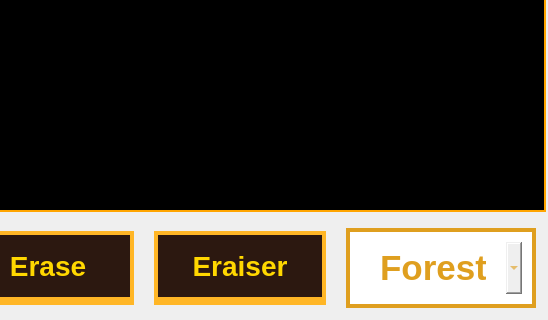
Before: the Qt Designer form editor/editor.ui in Nicoezg/Duck-Game-Remake, drawn with Qt 5; both pictures show x 636 to 1184 and y 262 to 582 of the 1184 by 582 pixel window.
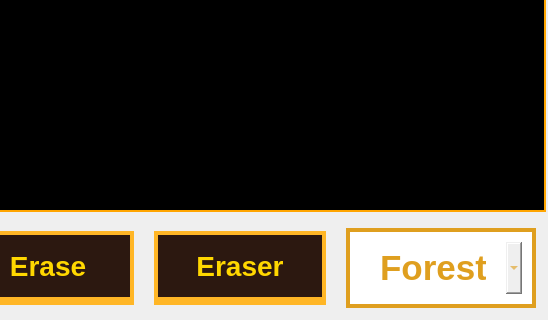
After: the same form once the commit is applied. Icons and pictures are not drawn.

Patch:
```diff
--- a/editor/editor.ui
+++ b/editor/editor.ui
@@ -333,7 +333,7 @@
      <item>
       <widget class="QPushButton" name="EraiserButton">
        <property name="text">
-        <string>Eraiser</string>
+        <string>Eraser</string>
        </property>
       </widget>
      </item>
```
